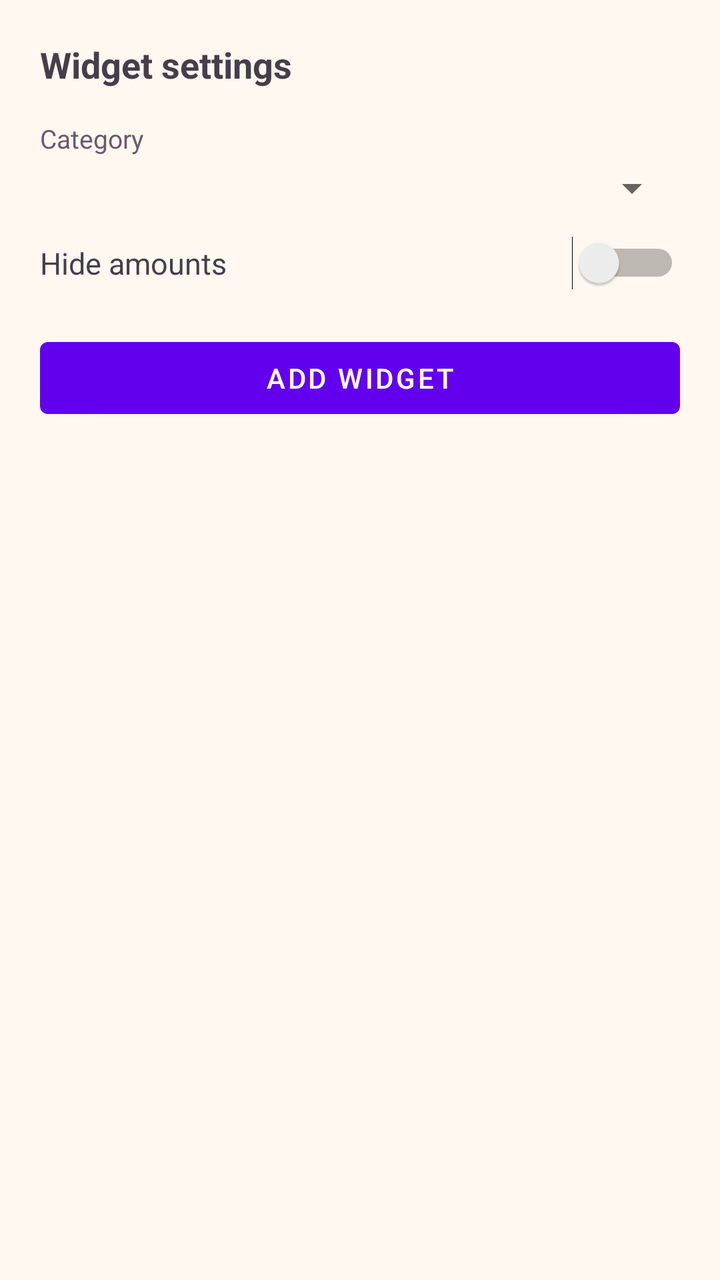
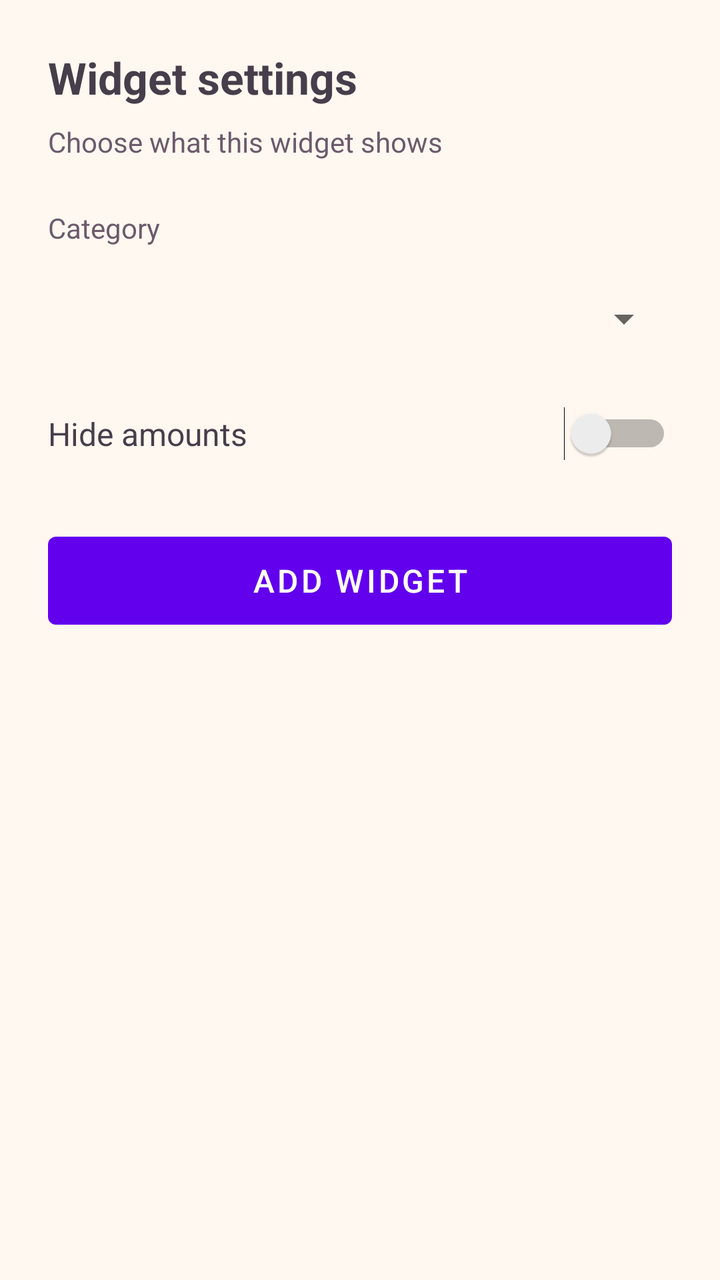

An Android layout rendered at two revisions. The XML below is the earlier revision; the diff shows what the commit changed to produce the second picture.
<!-- AndroidManifest.xml: fallback theme Theme.MaterialComponents.DayNight.NoActionBar -->
<!-- res/layout/expense_widget_config.xml -->
<?xml version="1.0" encoding="utf-8"?>
<LinearLayout xmlns:android="http://schemas.android.com/apk/res/android"
    android:layout_width="match_parent"
    android:layout_height="wrap_content"
    android:background="@color/expense_widget_background"
    android:orientation="vertical"
    android:padding="20dp">

    <TextView
        android:id="@+id/config_title"
        android:layout_width="wrap_content"
        android:layout_height="wrap_content"
        android:text="@string/expense_widget_config_title"
        android:textColor="@color/expense_widget_text_primary"
        android:textSize="18sp"
        android:textStyle="bold" />

    <TextView
        android:id="@+id/config_category_label"
        android:layout_width="wrap_content"
        android:layout_height="wrap_content"
        android:layout_marginTop="16dp"
        android:text="@string/expense_widget_config_category"
        android:textColor="@color/expense_widget_text_muted"
        android:textSize="13sp" />

    <Spinner
        android:id="@+id/config_category"
        android:layout_width="match_parent"
        android:layout_height="wrap_content"
        android:layout_marginTop="4dp" />

    <LinearLayout
        android:layout_width="match_parent"
        android:layout_height="wrap_content"
        android:layout_marginTop="12dp"
        android:gravity="center_vertical"
        android:orientation="horizontal">

        <TextView
            android:id="@+id/config_hide_label"
            android:layout_width="0dp"
            android:layout_height="wrap_content"
            android:layout_weight="1"
            android:text="@string/expense_widget_config_hide_amounts"
            android:textColor="@color/expense_widget_text_primary"
            android:textSize="15sp" />

        <Switch
            android:id="@+id/config_hide_amounts"
            android:layout_width="wrap_content"
            android:layout_height="wrap_content" />
    </LinearLayout>

    <Button
        android:id="@+id/config_save"
        android:layout_width="match_parent"
        android:layout_height="wrap_content"
        android:layout_marginTop="20dp"
        android:text="@string/expense_widget_config_save" />
</LinearLayout>
<!-- resources referenced by this layout -->
<resources>
  <color name="expense_widget_background">#FFF8F0</color>
  <color name="expense_widget_text_muted">#6C5A6C</color>
  <color name="expense_widget_text_primary">#473E4B</color>
  <string name="expense_widget_config_category">Category</string>
  <string name="expense_widget_config_hide_amounts">Hide amounts</string>
  <string name="expense_widget_config_save">Add widget</string>
  <string name="expense_widget_config_title">Widget settings</string>
</resources>

<!-- the commit's change to res/layout/expense_widget_config.xml (unified diff, before → after) -->
@@ -1,61 +1,80 @@
 <?xml version="1.0" encoding="utf-8"?>
-<LinearLayout xmlns:android="http://schemas.android.com/apk/res/android"
+<ScrollView xmlns:android="http://schemas.android.com/apk/res/android"
     android:layout_width="match_parent"
-    android:layout_height="wrap_content"
+    android:layout_height="match_parent"
     android:background="@color/expense_widget_background"
-    android:orientation="vertical"
-    android:padding="20dp">
-
-    <TextView
-        android:id="@+id/config_title"
-        android:layout_width="wrap_content"
-        android:layout_height="wrap_content"
-        android:text="@string/expense_widget_config_title"
-        android:textColor="@color/expense_widget_text_primary"
-        android:textSize="18sp"
-        android:textStyle="bold" />
-
-    <TextView
-        android:id="@+id/config_category_label"
-        android:layout_width="wrap_content"
-        android:layout_height="wrap_content"
-        android:layout_marginTop="16dp"
-        android:text="@string/expense_widget_config_category"
-        android:textColor="@color/expense_widget_text_muted"
-        android:textSize="13sp" />
-
-    <Spinner
-        android:id="@+id/config_category"
-        android:layout_width="match_parent"
-        android:layout_height="wrap_content"
-        android:layout_marginTop="4dp" />
+    android:fillViewport="true">
 
     <LinearLayout
         android:layout_width="match_parent"
         android:layout_height="wrap_content"
-        android:layout_marginTop="12dp"
-        android:gravity="center_vertical"
-        android:orientation="horizontal">
+        android:orientation="vertical"
+        android:padding="24dp">
 
         <TextView
-            android:id="@+id/config_hide_label"
-            android:layout_width="0dp"
+            android:id="@+id/config_title"
+            android:layout_width="wrap_content"
             android:layout_height="wrap_content"
-            android:layout_weight="1"
-            android:text="@string/expense_widget_config_hide_amounts"
+            android:text="@string/expense_widget_config_title"
             android:textColor="@color/expense_widget_text_primary"
-            android:textSize="15sp" />
+            android:textSize="22sp"
+            android:textStyle="bold" />
 
-        <Switch
-            android:id="@+id/config_hide_amounts"
+        <TextView
+            android:id="@+id/config_subtitle"
             android:layout_width="wrap_content"
-            android:layout_height="wrap_content" />
+            android:layout_height="wrap_content"
+            android:layout_marginTop="8dp"
+            android:text="@string/expense_widget_config_subtitle"
+            android:textColor="@color/expense_widget_text_muted"
+            android:textSize="14sp" />
+
+        <TextView
+            android:id="@+id/config_category_label"
+            android:layout_width="wrap_content"
+            android:layout_height="wrap_content"
+            android:layout_marginTop="24dp"
+            android:text="@string/expense_widget_config_category"
+            android:textColor="@color/expense_widget_text_muted"
+            android:textSize="14sp" />
+
+        <Spinner
+            android:id="@+id/config_category"
+            android:layout_width="match_parent"
+            android:layout_height="wrap_content"
+            android:layout_marginTop="8dp"
+            android:minHeight="56dp" />
+
+        <LinearLayout
+            android:layout_width="match_parent"
+            android:layout_height="wrap_content"
+            android:layout_marginTop="16dp"
+            android:gravity="center_vertical"
+            android:orientation="horizontal">
+
+            <TextView
+                android:id="@+id/config_hide_label"
+                android:layout_width="0dp"
+                android:layout_height="wrap_content"
+                android:layout_marginEnd="16dp"
+                android:layout_weight="1"
+                android:text="@string/expense_widget_config_hide_amounts"
+                android:textColor="@color/expense_widget_text_primary"
+                android:textSize="16sp" />
+
+            <Switch
+                android:id="@+id/config_hide_amounts"
+                android:layout_width="wrap_content"
+                android:layout_height="wrap_content" />
+        </LinearLayout>
+
+        <Button
+            android:id="@+id/config_save"
+            android:layout_width="match_parent"
+            android:layout_height="wrap_content"
+            android:layout_marginTop="32dp"
+            android:minHeight="56dp"
+            android:text="@string/expense_widget_config_save"
+            android:textSize="16sp" />
     </LinearLayout>
-
-    <Button
-        android:id="@+id/config_save"
-        android:layout_width="match_parent"
-        android:layout_height="wrap_content"
-        android:layout_marginTop="20dp"
-        android:text="@string/expense_widget_config_save" />
-</LinearLayout>
+</ScrollView>
<!-- resource entries referenced after the edit -->
@@ -6,6 +6,7 @@
   <string name="expense_widget_config_category">Category</string>
   <string name="expense_widget_config_hide_amounts">Hide amounts</string>
   <string name="expense_widget_config_save">Add widget</string>
+  <string name="expense_widget_config_subtitle">Choose what this widget shows</string>
   <string name="expense_widget_config_title">Widget settings</string>
 </resources>
 
